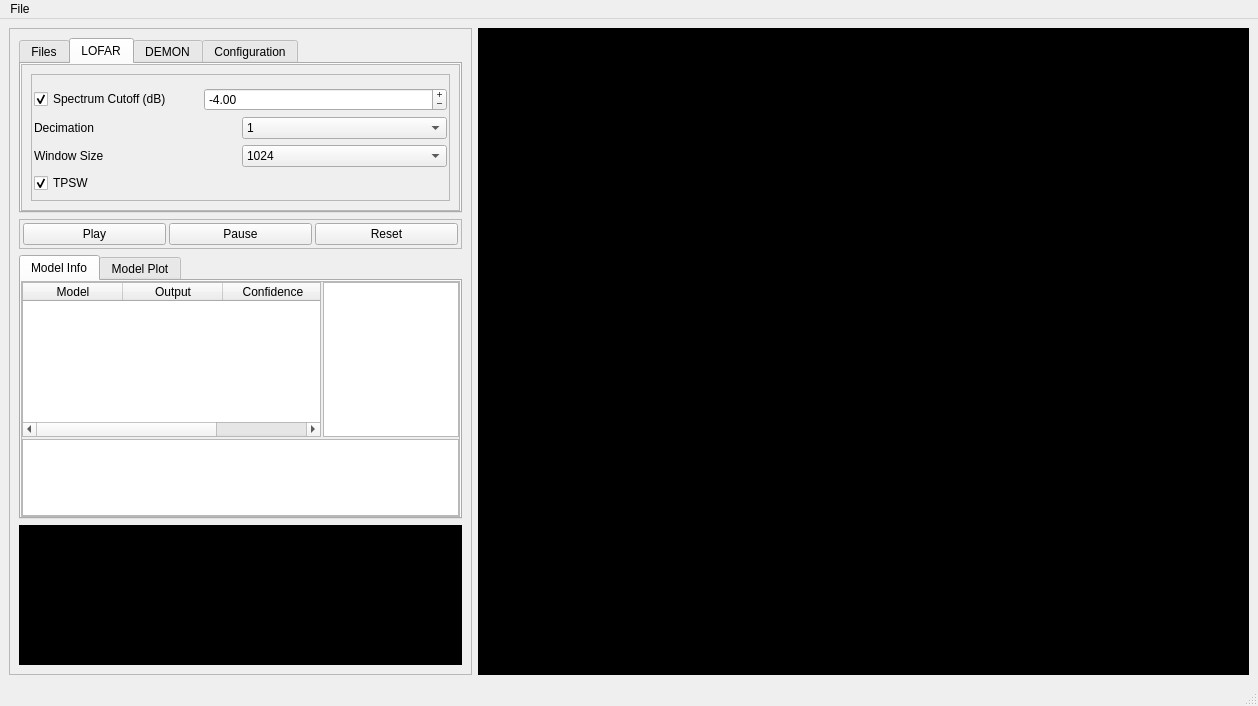
The window that seashell_with_layouts.ui (pedrolisboa/seashell) describes before a commit, drawn with Qt 5.
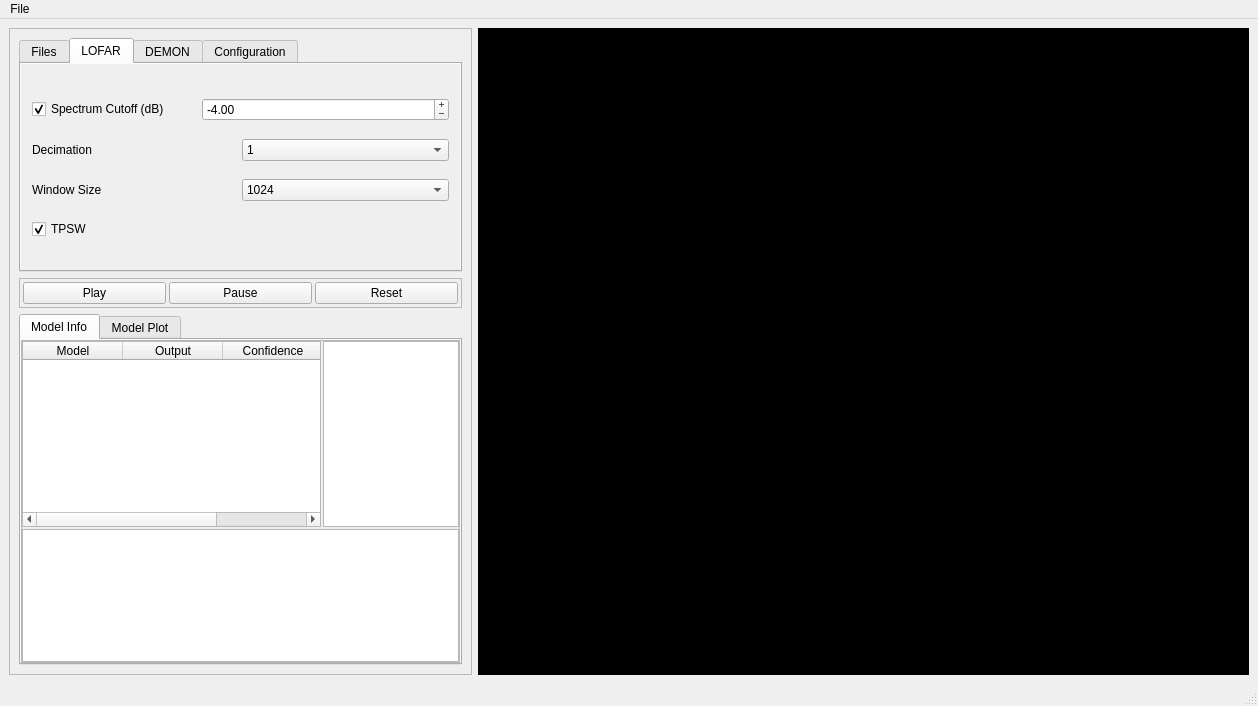
The same window after the commit. The open tabs and pages were chosen to show the change. Custom widgets are drawn as their Qt base class.

Commit message: Removed time plot. Changed tab frames style

```diff
--- a/seashell_with_layouts.ui
+++ b/seashell_with_layouts.ui
@@ -70,7 +70,7 @@
       <property name="frameShadow">
        <enum>QFrame::Raised</enum>
       </property>
-      <layout class="QVBoxLayout" name="verticalLayout" stretch="10,1,15,8">
+      <layout class="QVBoxLayout" name="verticalLayout" stretch="10,1,15">
        <item>
         <widget class="QTabWidget" name="tabWidget">
          <property name="currentIndex">
@@ -159,6 +159,9 @@
            </property>
            <item>
             <widget class="QScrollArea" name="scrollArea">
+             <property name="frameShape">
+              <enum>QFrame::NoFrame</enum>
+             </property>
              <property name="widgetResizable">
               <bool>true</bool>
              </property>
@@ -167,8 +170,8 @@
                <rect>
                 <x>0</x>
                 <y>0</y>
-                <width>437</width>
-                <height>150</height>
+                <width>439</width>
+                <height>201</height>
                </rect>
               </property>
               <layout class="QVBoxLayout" name="verticalLayout_3">
@@ -190,7 +193,7 @@
                <item>
                 <widget class="QFrame" name="frame_6">
                  <property name="frameShape">
-                  <enum>QFrame::StyledPanel</enum>
+                  <enum>QFrame::NoFrame</enum>
                  </property>
                  <property name="frameShadow">
                   <enum>QFrame::Raised</enum>
@@ -526,6 +529,9 @@
          <property name="frameShadow">
           <enum>QFrame::Raised</enum>
          </property>
+         <property name="lineWidth">
+          <number>1</number>
+         </property>
          <layout class="QHBoxLayout" name="horizontalLayout_3">
           <property name="spacing">
            <number>3</number>
@@ -602,10 +608,10 @@
                 <x>0</x>
                 <y>0</y>
                 <width>437</width>
-                <height>221</height>
+                <height>314</height>
                </rect>
               </property>
-              <layout class="QVBoxLayout" name="verticalLayout_2" stretch="4,2">
+              <layout class="QVBoxLayout" name="verticalLayout_2" stretch="7,5">
                <property name="spacing">
                 <number>2</number>
                </property>
@@ -714,50 +720,6 @@
          </widget>
         </widget>
        </item>
-       <item>
-        <widget class="QFrame" name="frame_2">
-         <property name="styleSheet">
-          <string notr="true">background-color: rgb(0, 0, 0);</string>
-         </property>
-         <property name="frameShape">
-          <enum>QFrame::StyledPanel</enum>
-         </property>
-         <property name="frameShadow">
-          <enum>QFrame::Raised</enum>
-         </property>
-         <layout class="QGridLayout" name="gridLayout_4">
-          <property name="leftMargin">
-           <number>3</number>
-          </property>
-          <property name="topMargin">
-           <number>3</number>
-          </property>
-          <property name="rightMargin">
-           <number>0</number>
-          </property>
-          <property name="bottomMargin">
-           <number>0</number>
-          </property>
-          <property name="spacing">
-           <number>0</number>
-          </property>
-          <item row="0" column="0">
-           <widget class="TimePlot" name="timePlot" native="true">
-            <widget class="TimePlot" name="widget_3" native="true">
-             <property name="geometry">
-              <rect>
-               <x>340</x>
-               <y>300</y>
-               <width>611</width>
-               <height>531</height>
-              </rect>
-             </property>
-            </widget>
-           </widget>
-          </item>
-         </layout>
-        </widget>
-       </item>
       </layout>
      </widget>
     </item>
@@ -782,12 +744,6 @@
   <widget class="QStatusBar" name="statusbar"/>
  </widget>
  <customwidgets>
-  <customwidget>
-   <class>TimePlot</class>
-   <extends>QWidget</extends>
-   <header>plots</header>
-   <container>1</container>
-  </customwidget>
   <customwidget>
    <class>SpectrogramWidget</class>
    <extends>QWidget</extends>
```
Left out of the diff: 7 changed lines with no effect on the pictures. The commit also changes 3 other files.
